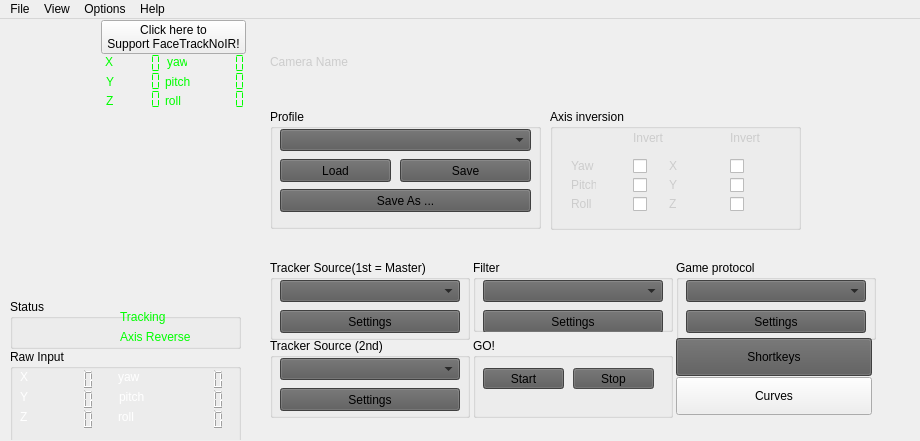
The window that facetracknoir/facetracknoir.ui (opentrack/opentrack) describes before a commit, drawn with Qt 5.
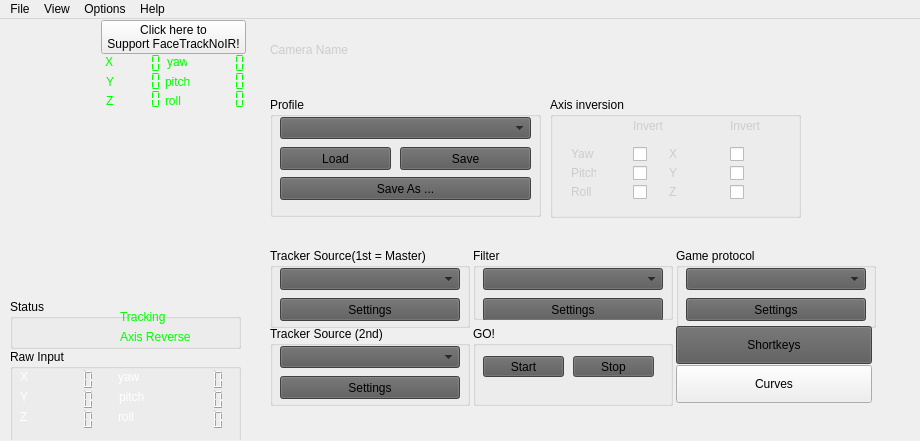
The same window after the commit. Icons and pictures are not drawn.

Diff of the .ui file:
```diff
--- a/facetracknoir/facetracknoir.ui
+++ b/facetracknoir/facetracknoir.ui
@@ -155,9 +155,9 @@
     <property name="geometry">
      <rect>
       <x>250</x>
-      <y>10</y>
+      <y>-2</y>
       <width>671</width>
-      <height>419</height>
+      <height>431</height>
      </rect>
     </property>
     <property name="sizePolicy">
```
Left out of the diff: 4 changed lines with no effect on the pictures.
